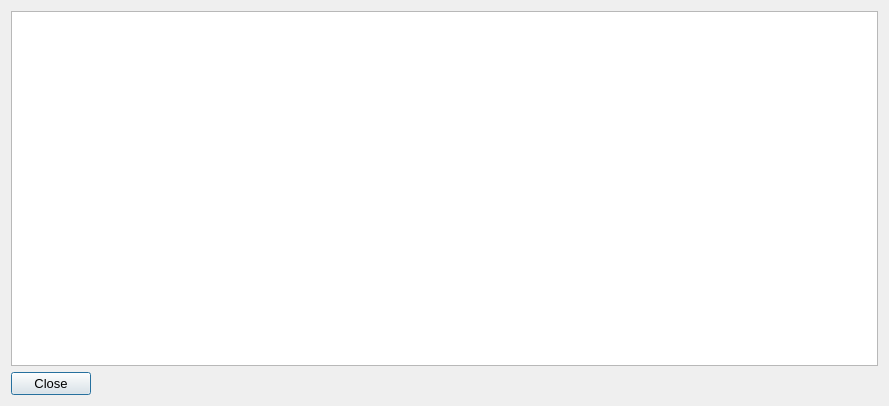
Above: afterglow_config/fwupdatedialog.ui from bitfieldlabs/afterglow before the change. Below: the same form after it.
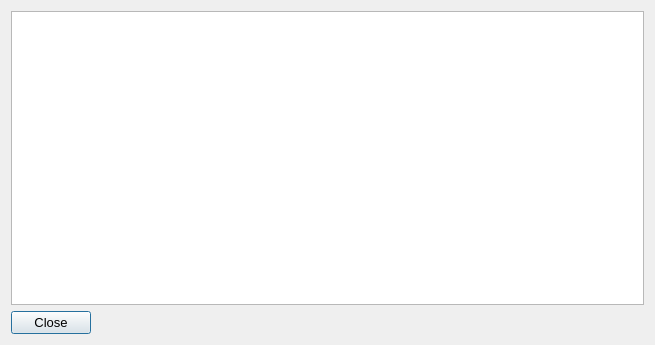
That is the form after the change.

The edit to the form file:
```diff
--- a/afterglow_config/fwupdatedialog.ui
+++ b/afterglow_config/fwupdatedialog.ui
@@ -9,8 +9,8 @@
    <rect>
     <x>0</x>
     <y>0</y>
-    <width>889</width>
-    <height>406</height>
+    <width>655</width>
+    <height>345</height>
    </rect>
   </property>
   <property name="windowTitle">
```
